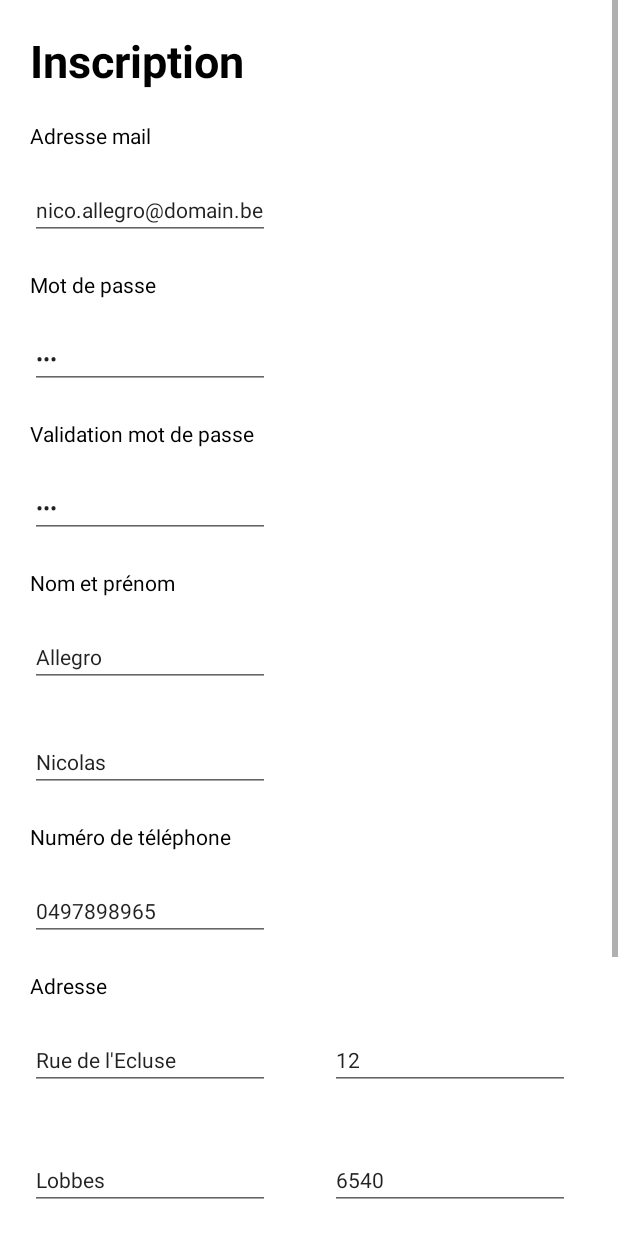
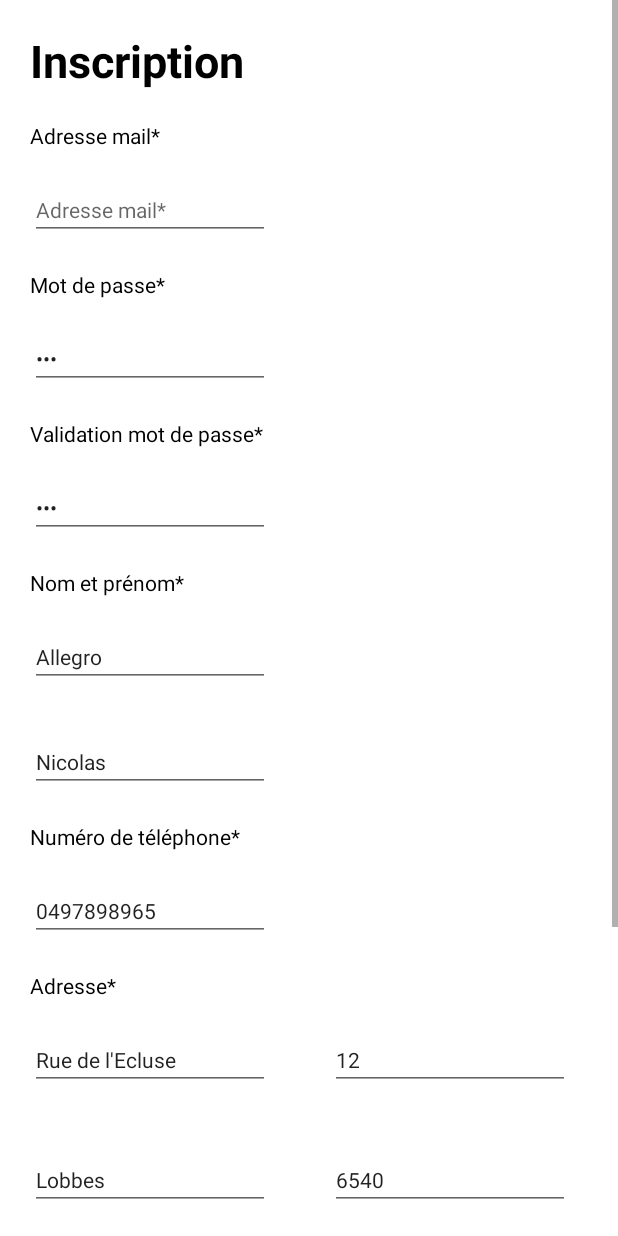
Before and after one commit to emmavdc/smart-city-android, an Android app: the RegistrationFragment screen opened through its navigation route, on a phone screen of 412 x 824 dp. Run offline under Robolectric (Android 15) with nearby library versions, the light colour scheme and no system bars; our stand-ins replace data binding.

Commit message:
Email Input Verifier

```diff
--- a/app/src/main/java/com/smartcity/petsservices/ui/fragment/RegistrationFragment.kt
+++ b/app/src/main/java/com/smartcity/petsservices/ui/fragment/RegistrationFragment.kt
@@ -2,12 +2,14 @@ package com.smartcity.petsservices.ui.fragment
 
 import android.os.AsyncTask
 import android.os.Bundle
+import android.text.Editable
+import android.text.TextWatcher
+import android.util.Patterns
 import android.view.LayoutInflater
 import android.view.View
 import android.view.ViewGroup
 import android.widget.CheckBox
 import android.widget.EditText
-import android.widget.Toast
 import androidx.fragment.app.Fragment
 import androidx.lifecycle.ViewModelProvider
 import androidx.navigation.fragment.NavHostFragment
@@ -17,6 +19,7 @@ import com.smartcity.petsservices.model.Customer
 import com.smartcity.petsservices.model.Supplier
 import com.smartcity.petsservices.model.User
 import com.smartcity.petsservices.ui.viewModel.RegistrationViewModel
+
 
 /**
  * A simple [Fragment] subclass as the second destination in the navigation.
@@ -82,23 +85,24 @@ class RegistrationFragment : Fragment() {
             addUser()
         }
         //test
-        binding.emailEditText.setText("nico.allegro@domain.be");
-        binding.passwordEditText.setText("123");
-        binding.firstnameEditText.setText("Nicolas");
-        binding.lastnameEditText.setText("Allegro");
-        binding.validationPasswordEditText.setText("123");
-        binding.phoneEditText.setText("0497898965");
-        binding.streetNameEditText.setText("Rue de l'Ecluse");
-        binding.streetNumberEditText.setText("12");
-        binding.cityEditText.setText("Lobbes");
-        binding.postalCodeEditText.setText("6540");
+        //binding.emailEditText.setText("nico.allegro@domain.be");
+        passwordEditText.setText("123");
+        firstnameEditText.setText("Nicolas");
+        lastnameEditText.setText("Allegro");
+        passwordValidationEditText.setText("123");
+        phoneEditText.setText("0497898965");
+        streetNameEditText.setText("Rue de l'Ecluse");
+        streetNumberEditText.setText("12");
+        cityEditText.setText("Lobbes");
+        postalCodeEditText.setText("6540");
         //System.out.println(emailEditText.text.toString())
 
+        emailInputVerifier()
 
        return binding.root;
     }
 
-    private fun addCustomer(searchHost : Boolean, searchAnimalWalker :Boolean) : Customer?{
+    private fun addCustomer(searchHost: Boolean, searchAnimalWalker: Boolean) : Customer?{
 
         if(searchHost || searchAnimalWalker){
             var customer = Customer(null, searchAnimalWalker, searchHost)
@@ -109,9 +113,9 @@ class RegistrationFragment : Fragment() {
         }
     }
 
-    private fun addSuppplier(isHost : Boolean, isAnimalWalker :Boolean) : Supplier? {
+    private fun addSuppplier(isHost: Boolean, isAnimalWalker: Boolean) : Supplier? {
         if(isHost || isAnimalWalker){
-            var supplier = Supplier(isHost, isAnimalWalker, null, null,null)
+            var supplier = Supplier(isHost, isAnimalWalker, null, null, null)
             return supplier
         }
         else{
@@ -119,25 +123,56 @@ class RegistrationFragment : Fragment() {
         }
     }
 
+    // ----------------- Fields validation -------------------------
+    private fun emailInputVerifier(){
+        emailEditText.addTextChangedListener(object : TextWatcher{
+
+            override fun beforeTextChanged(s: CharSequence?, start: Int, count: Int, after: Int) {
+            }
+            override fun onTextChanged(s: CharSequence?, start: Int, before: Int, count: Int) {
+            }
+
+            override fun afterTextChanged(s: Editable?) {
+                if(emailEditText.text.isEmpty()){
+                    emailEditText.setError("Adresse mail requise !")
+                }
+                else{
+                    if(!(Patterns.EMAIL_ADDRESS.matcher(emailEditText.text).matches())){
+                        emailEditText.setError("Adresse mail n'est pas valide!")
+                    }
+                }
+            }
+        })
+    }
+
+    private fun validateEmail() : Boolean{
+        return emailEditText.text.isNotEmpty() && Patterns.EMAIL_ADDRESS.matcher(emailEditText.text).matches()
+    }
+
+
+
+
     // ----------------- ADD USER & AsyncTask  -------------------------
 
     private fun addUser(){
-        var email : String = emailEditText.text.toString()
-        var password : String = passwordEditText.text.toString()
-        var firstname : String = firstnameEditText.text.toString()
-        var lastname : String = lastnameEditText.text.toString()
-        var phone : String = phoneEditText.text.toString()
-        var streetNumber : String = streetNumberEditText.text.toString()
-        var streetName : String = streetNameEditText.text.toString()
-        var locality : String = cityEditText.text.toString()
-        var postalCode : Int = (postalCodeEditText.text.toString()).toInt()
-        var isHost : Boolean = isHostCheckBox.isChecked
-        var isAnimalWalker : Boolean = isAnimalWalkerCheckBox.isChecked
-        var searchHost : Boolean = searchHostCheckBox.isChecked
-        var searchAnimalWalker : Boolean = searchAnimalWalkerCheckBox.isChecked
 
-        var customer : Customer? = addCustomer(searchHost, searchAnimalWalker)
-        var supplier : Supplier? = addSuppplier(isHost, isAnimalWalker)
+
+            var email: String = emailEditText.text.toString()
+            var password: String = passwordEditText.text.toString()
+            var firstname: String = firstnameEditText.text.toString()
+            var lastname: String = lastnameEditText.text.toString()
+            var phone: String = phoneEditText.text.toString()
+            var streetNumber: String = streetNumberEditText.text.toString()
+            var streetName: String = streetNameEditText.text.toString()
+            var locality: String = cityEditText.text.toString()
+            var postalCode: Int = (postalCodeEditText.text.toString()).toInt()
+            var isHost: Boolean = isHostCheckBox.isChecked
+            var isAnimalWalker: Boolean = isAnimalWalkerCheckBox.isChecked
+            var searchHost: Boolean = searchHostCheckBox.isChecked
+            var searchAnimalWalker: Boolean = searchAnimalWalkerCheckBox.isChecked
+
+            var customer: Customer? = addCustomer(searchHost, searchAnimalWalker)
+            var supplier: Supplier? = addSuppplier(isHost, isAnimalWalker)
 
             var user = User(email,
                     password,
@@ -173,5 +208,4 @@ class RegistrationFragment : Fragment() {
     }
 
 
-
 }
--- a/app/src/main/res/layout/registration_fragment.xml
+++ b/app/src/main/res/layout/registration_fragment.xml
@@ -254,6 +254,17 @@
                     android:layout_marginStart="20dp"
                     android:textSize="14dp"/>
             </GridLayout>
+
+            <TextView
+                android:id="@+id/required"
+                android:layout_width="match_parent"
+                android:layout_height="wrap_content"
+                android:text="@string/required"
+                android:layout_marginStart="20dp"
+                android:textColor="@color/black"
+                android:textSize="14dp"
+                android:layout_marginTop="15dp"/>
+
             <GridLayout
                 android:layout_width="match_parent"
                 android:layout_height="wrap_content"
@@ -284,6 +295,9 @@
             </GridLayout>
 
 
+
+
+
         </LinearLayout>
     </ScrollView>
 
--- a/app/src/main/res/values/strings.xml
+++ b/app/src/main/res/values/strings.xml
@@ -18,16 +18,17 @@
     <string name="login_registration">Pas encore de compte ? Inscrivez-vous !</string>
 
     <!-- Inscription screen -->
+    <string name="required">* Champs requis</string>
     <!-- Title and field -->
     <string name="title_registration">Inscription</string>
-    <string name="email_registration">Adresse mail</string>
-    <string name="password_registration">Mot de passe</string>
-    <string name="validation_password_registration">Validation mot de passe</string>
-    <string name="name_registration">Nom et prénom</string>
+    <string name="email_registration">Adresse mail*</string>
+    <string name="password_registration">Mot de passe*</string>
+    <string name="validation_password_registration">Validation mot de passe*</string>
+    <string name="name_registration">Nom et prénom*</string>
     <string name="latsname_registration">Nom</string>
     <string name="fisrtname_registration">Prénom</string>
-    <string name="phone_registration">Numéro de téléphone</string>
-    <string name="adress_registration">Adresse</string>
+    <string name="phone_registration">Numéro de téléphone*</string>
+    <string name="adress_registration">Adresse*</string>
     <string name="street_name_registration">Rue</string>
     <string name="city_registration">Ville</string>
     <string name="street_number_registration">Numéro</string>
```
Lines whose indentation alone changed are shown as unchanged.
